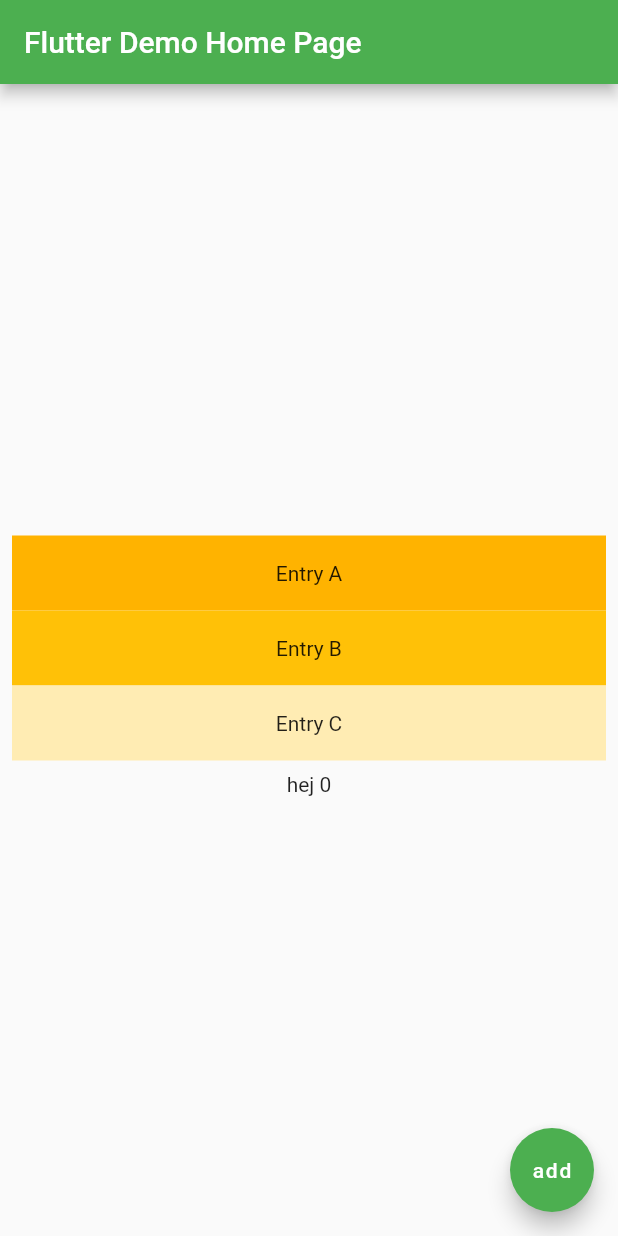
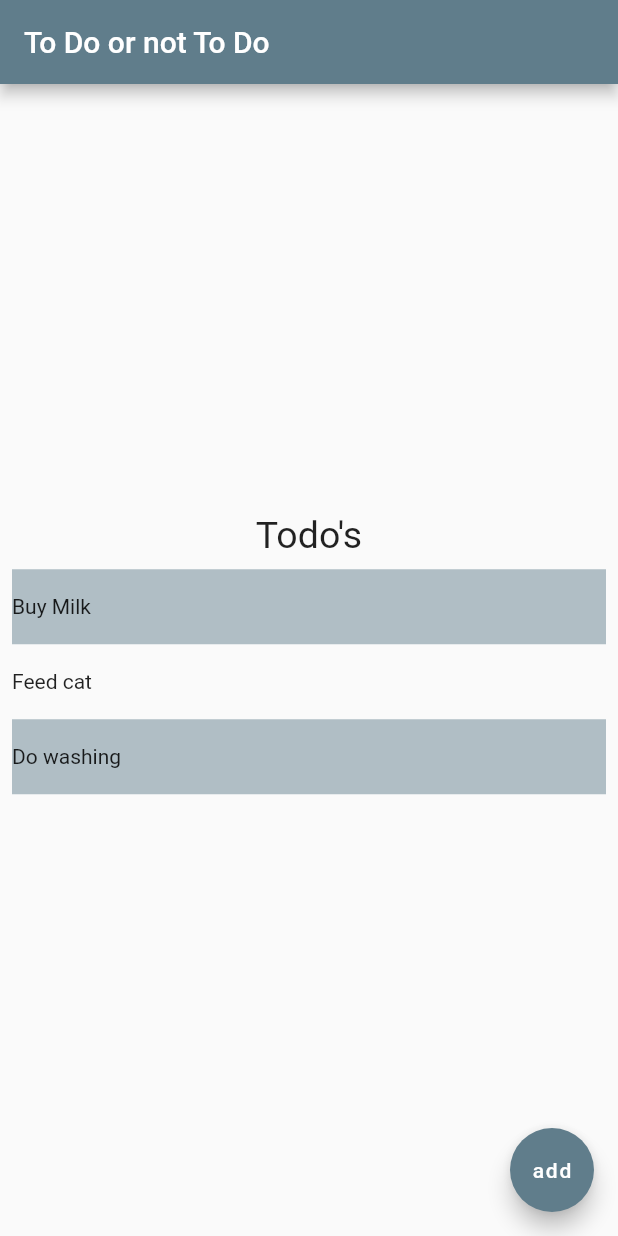
Before and after one commit to theislanglands/ToDo-App-Flutter, a Flutter app: the screen it shows after launch, on a phone screen of 412 x 824 dp. Run offline on Flutter 3.47's test engine with Material 2 defaults, Android fonts, the phone set to English and light mode, and no system bars; missing offline and left inert: dart:html.

Commit message:
presenting list in array

```diff
--- a/lib/main.dart
+++ b/lib/main.dart
@@ -13,26 +13,19 @@ class MyApp extends StatelessWidget {
   @override
   Widget build(BuildContext context) {
     return MaterialApp(
-      title: 'Flutter Demo',
+      title: 'To Do or not To Do',
       theme: ThemeData(
-        // This is the theme of your application.
-        //
-        // Try running your application with "flutter run". You'll see the
-        // application has a blue toolbar. Then, without quitting the app, try
-        // changing the primarySwatch below to Colors.green and then invoke
-        // "hot reload" (press "r" in the console where you ran "flutter run",
-        // or simply save your changes to "hot reload" in a Flutter IDE).
-        // Notice that the counter didn't reset back to zero; the application
-        // is not restarted.
-        primarySwatch: Colors.green,
+        // theme of the application.
+        brightness: Brightness.light,
+        primarySwatch: Colors.blueGrey,
       ),
-      home: const MyHomePage(title: 'Flutter Demo Home Page'),
+      home: const HomePage(title: 'To Do or not To Do'),
     );
   }
 }
 
-class MyHomePage extends StatefulWidget {
-  const MyHomePage({super.key, required this.title});
+class HomePage extends StatefulWidget {
+  const HomePage({super.key, required this.title});
 
   // This widget is the home page of your application. It is stateful, meaning
   // that it has a State object (defined below) that contains fields that affect
@@ -46,11 +39,14 @@ class MyHomePage extends StatefulWidget {
   final String title;
 
   @override
-  State<MyHomePage> createState() => _MyHomePageState();
+  State<HomePage> createState() => _HomePageState();
 }
 
-class _MyHomePageState extends State<MyHomePage> {
+class _HomePageState extends State<HomePage> {
   int _counter = 0;
+  final List<String> _todos = ['Buy Milk', 'Feed cat', 'Do washing'];
+  final List<String> entries = <String>['A', 'B', 'C'];
+  final List<int> colorCodes = <int>[600, 500, 100];
 
   void _incrementCounter() {
     setState(() {
@@ -73,13 +69,11 @@ class _MyHomePageState extends State<MyHomePage> {
     // than having to individually change instances of widgets.
     return Scaffold(
       appBar: AppBar(
-        // Here we take the value from the MyHomePage object that was created by
+        // Here we take the value from the HomePage object that was created by
         // the App.build method, and use it to set our appbar title.
         title: Text(widget.title),
       ),
       body: Center(
-        // Center is a layout widget. It takes a single child and positions it
-        // in the middle of the parent.
         child: Column(
           // Column is also a layout widget. It takes a list of children and
           // arranges them vertically. By default, it sizes itself to fit its
@@ -97,29 +91,23 @@ class _MyHomePageState extends State<MyHomePage> {
           // horizontal).
           mainAxisAlignment: MainAxisAlignment.center,
           children: <Widget>[
-            ListView(
-              padding: const EdgeInsets.all(8),
-              shrinkWrap: true,
-              children: <Widget>[
-                Container(
-                  height: 50,
-                  color: Colors.amber[600],
-                  child: const Center(child: Text('Entry A')),
-                ),
-                Container(
-                  height: 50,
-                  color: Colors.amber[500],
-                  child: const Center(child: Text('Entry B')),
-                ),
-                Container(
-                  height: 50,
-                  color: Colors.amber[100],
-                  child: const Center(child: Text('Entry C')),
-                ),
-              ],
-            ),
-            Text('hej $_counter'),
-
+            const Text('Todo\'s', style: TextStyle(fontSize: 25)),
+            ListView.builder(
+                shrinkWrap: true,
+                padding: const EdgeInsets.all(8),
+                itemCount: _todos.length,
+                itemBuilder: (BuildContext context, int index) {
+                  return Container(
+                      height: 50,
+                      color: Colors.blueGrey[200 + (index % 2)],
+                      child: Align(
+                        alignment: Alignment.centerLeft,
+                        child: Text(
+                          textAlign: TextAlign.left,
+                          _todos[index],
+                        ),
+                      ));
+                }),
           ],
         ),
       ),
```
